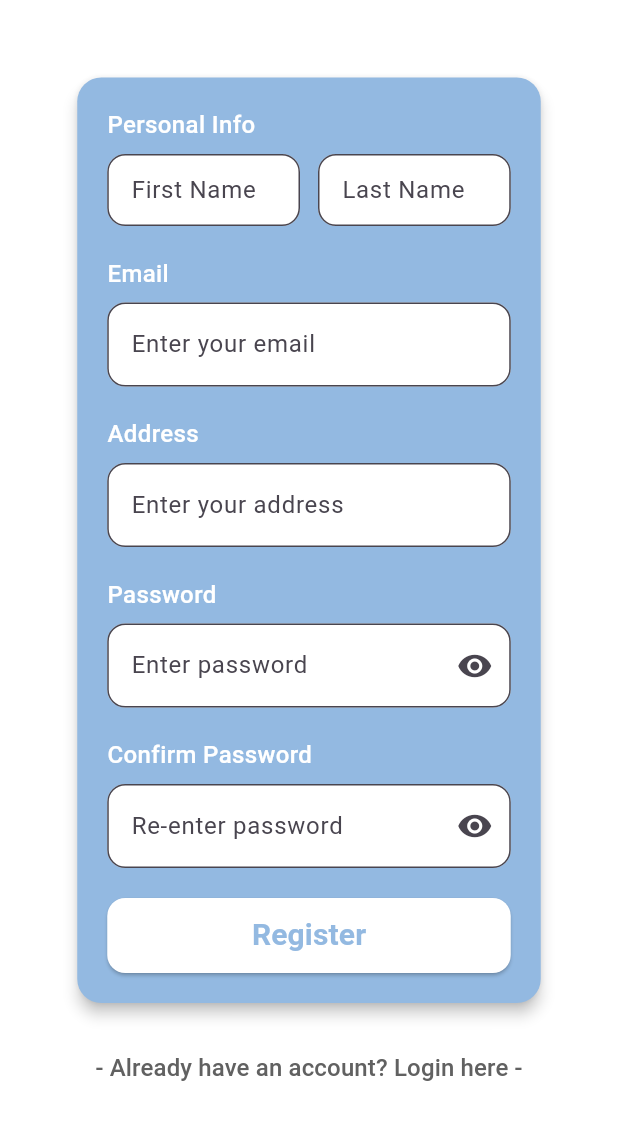
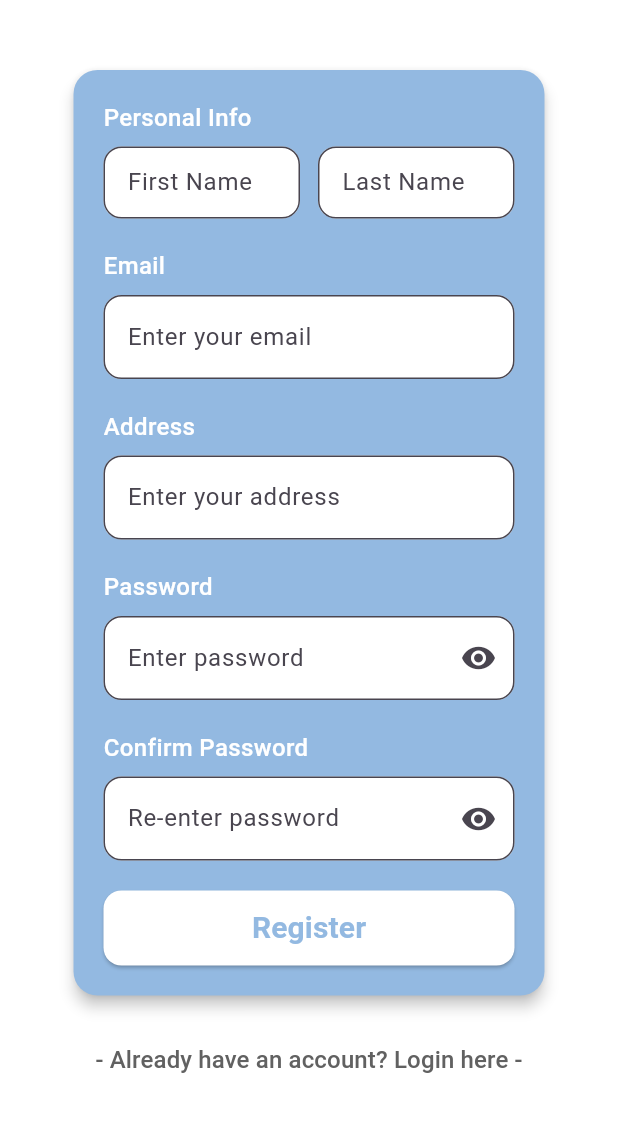
Before and after one commit to SE-Capstone-Team/Mobile-Hippo-Enterprise, a Flutter app: the RegistrationPage screen opened directly, on a phone screen of 412 x 824 dp, the part 80-1220 px from its top. Run offline on Flutter 3.47's test engine with Material 3 defaults, Android fonts, the phone set to English and light mode, and no system bars; our stand-ins replace cloud_firestore, firebase_auth, firebase_core, firebase_storage, image_picker; accounts and stored records are empty.

Commit message:
changed registrations sizes to match login

```diff
--- a/hippo_exchange_mobile_app/lib/pages/registrationPage.dart
+++ b/hippo_exchange_mobile_app/lib/pages/registrationPage.dart
@@ -181,7 +181,7 @@ class _RegisterPageState extends State<RegistrationPage> {
           child: SingleChildScrollView(
             child: Container(
               alignment: Alignment.topCenter,
-              width: 365,
+              width: 370, // Updated to match login page
               padding: const EdgeInsets.all(24),
               decoration: BoxDecoration(
                 borderRadius: BorderRadius.circular(16),
@@ -189,7 +189,7 @@ class _RegisterPageState extends State<RegistrationPage> {
               child: Column(
                 mainAxisSize: MainAxisSize.min,
                 children: [
-                  const SizedBox(height: 20), // Reduced spacing to move card up
+                  const SizedBox(height: 10), // Reduced from 20 to move card up slightly
 
                   // Card containing registration fields
                   Card(
```
